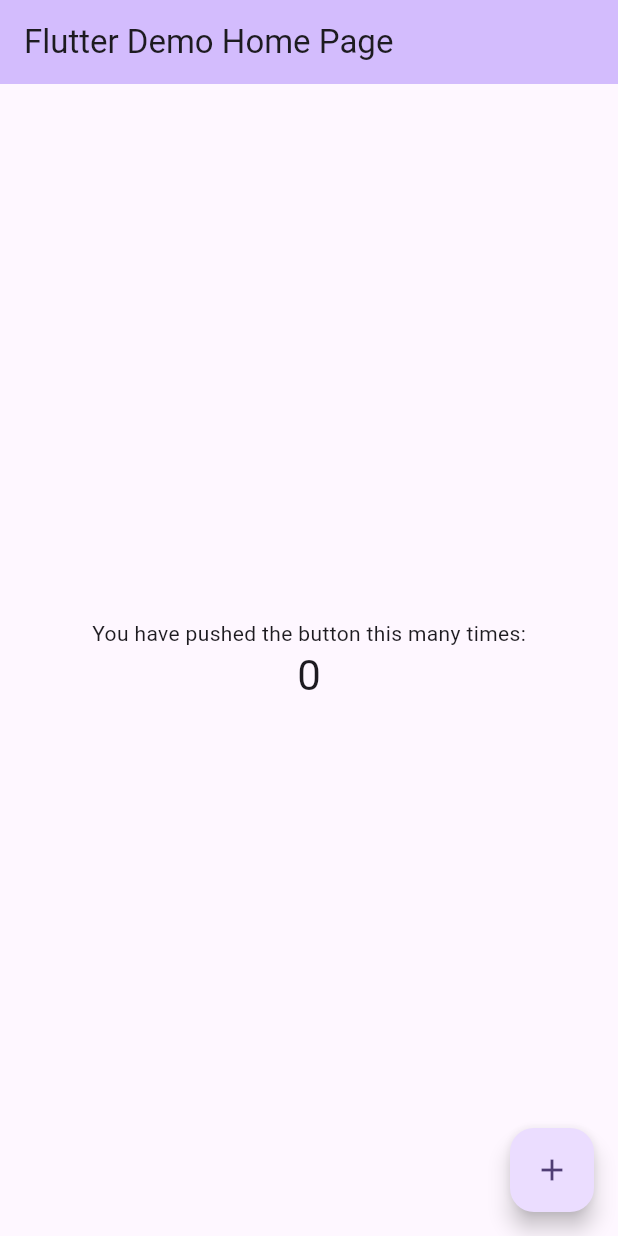
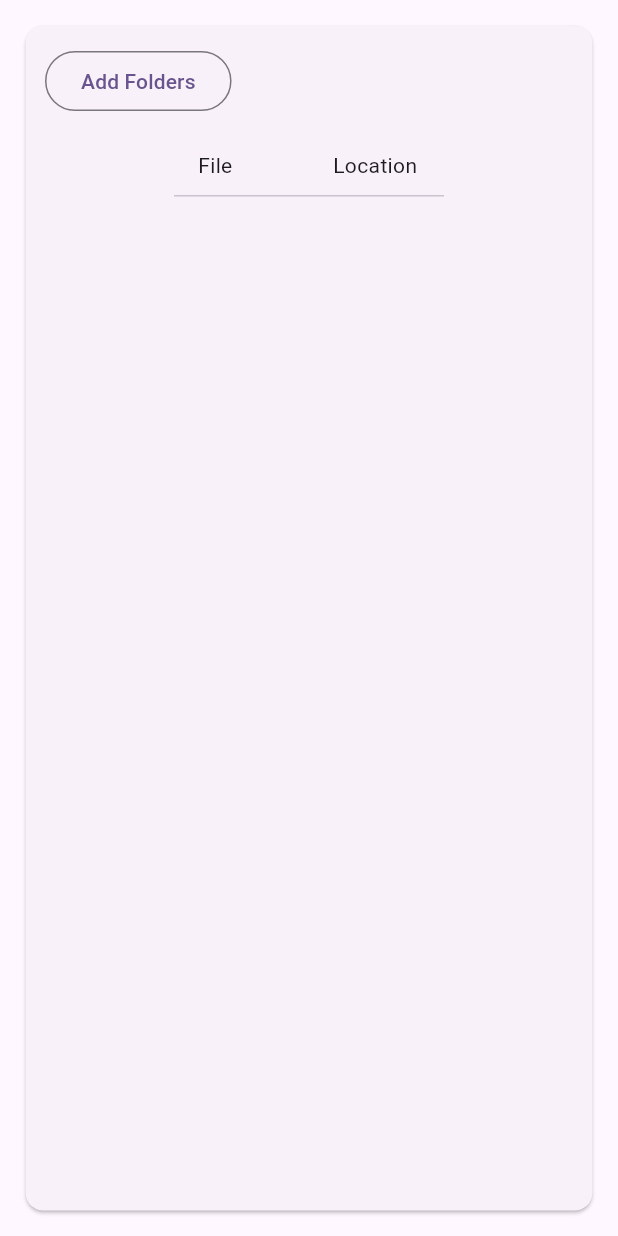
Before and after one commit to adbonnin/flutter_crc, a Flutter app: the screen it shows after launch, on a phone screen of 412 x 824 dp. Run offline on Flutter 3.47's test engine with Material 2 defaults, Android fonts, the light colour scheme and no system bars; drawn by our look-alikes of syncfusion_flutter_datagrid; our stand-ins replace material_symbols_icons; missing offline and left inert: file_selector.

Commit message:
:sparkles: Add button to add directory

```diff
--- a/lib/main.dart
+++ b/lib/main.dart
@@ -1,4 +1,5 @@
 import 'package:flutter/material.dart';
+import 'package:flutter_crc/src/features/crc/presentation/crc_screen.dart';
 
 void main() {
   runApp(const MyApp());
@@ -31,95 +32,7 @@ class MyApp extends StatelessWidget {
         colorScheme: ColorScheme.fromSeed(seedColor: Colors.deepPurple),
         useMaterial3: true,
       ),
-      home: const MyHomePage(title: 'Flutter Demo Home Page'),
+      home: const CrcScreen(),
     );
   }
 }
-
-class MyHomePage extends StatefulWidget {
-  const MyHomePage({super.key, required this.title});
-
-  // This widget is the home page of your application. It is stateful, meaning
-  // that it has a State object (defined below) that contains fields that affect
-  // how it looks.
-
-  // This class is the configuration for the state. It holds the values (in this
-  // case the title) provided by the parent (in this case the App widget) and
-  // used by the build method of the State. Fields in a Widget subclass are
-  // always marked "final".
-
-  final String title;
-
-  @override
-  State<MyHomePage> createState() => _MyHomePageState();
-}
-
-class _MyHomePageState extends State<MyHomePage> {
-  int _counter = 0;
-
-  void _incrementCounter() {
-    setState(() {
-      // This call to setState tells the Flutter framework that something has
-      // changed in this State, which causes it to rerun the build method below
-      // so that the display can reflect the updated values. If we changed
-      // _counter without calling setState(), then the build method would not be
-      // called again, and so nothing would appear to happen.
-      _counter++;
-    });
-  }
-
-  @override
-  Widget build(BuildContext context) {
-    // This method is rerun every time setState is called, for instance as done
-    // by the _incrementCounter method above.
-    //
-    // The Flutter framework has been optimized to make rerunning build methods
-    // fast, so that you can just rebuild anything that needs updating rather
-    // than having to individually change instances of widgets.
-    return Scaffold(
-      appBar: AppBar(
-        // TRY THIS: Try changing the color here to a specific color (to
-        // Colors.amber, perhaps?) and trigger a hot reload to see the AppBar
-        // change color while the other colors stay the same.
-        backgroundColor: Theme.of(context).colorScheme.inversePrimary,
-        // Here we take the value from the MyHomePage object that was created by
-        // the App.build method, and use it to set our appbar title.
-        title: Text(widget.title),
-      ),
-      body: Center(
-        // Center is a layout widget. It takes a single child and positions it
-        // in the middle of the parent.
-        child: Column(
-          // Column is also a layout widget. It takes a list of children and
-          // arranges them vertically. By default, it sizes itself to fit its
-          // children horizontally, and tries to be as tall as its parent.
-          //
-          // Column has various properties to control how it sizes itself and
-          // how it positions its children. Here we use mainAxisAlignment to
-          // center the children vertically; the main axis here is the vertical
-          // axis because Columns are vertical (the cross axis would be
-          // horizontal).
-          //
-          // TRY THIS: Invoke "debug painting" (choose the "Toggle Debug Paint"
-          // action in the IDE, or press "p" in the console), to see the
-          // wireframe for each widget.
-          mainAxisAlignment: MainAxisAlignment.center,
-          children: <Widget>[
-            const Text(
-              'You have pushed the button this many times:',
-            ),
-            Text(
-              '$_counter',
-              style: Theme.of(context).textTheme.headlineMedium,
-            ),
-          ],
-        ),
-      ),
-      floatingActionButton: FloatingActionButton(
-        onPressed: _incrementCounter,
-        tooltip: 'Increment',
-        child: const Icon(Icons.add),
-      ), // This trailing comma makes auto-formatting nicer for build methods.
-    );
-  }
-}
--- /dev/null
+++ b/lib/src/features/crc/presentation/crc_screen.dart
@@ -0,0 +1,77 @@
+import 'dart:io';
+
+import 'package:collection/collection.dart';
+import 'package:file_selector/file_selector.dart';
+import 'package:flutter/material.dart';
+import 'package:flutter_crc/src/features/crc/presentation/file_data_grid.dart';
+import 'package:flutter_crc/src/styles.dart';
+import 'package:flutter_crc/src/widgets/space.dart';
+
+class CrcScreen extends StatefulWidget {
+  const CrcScreen({Key? key}) : super(key: key);
+
+  @override
+  State<CrcScreen> createState() => _CrcScreenState();
+}
+
+class _CrcScreenState extends State<CrcScreen> {
+  var _files = <FileSystemEntity>[];
+
+  @override
+  Widget build(BuildContext context) {
+    return Scaffold(
+      body: Padding(
+        padding: const EdgeInsets.all(Insets.p13),
+        child: Card(
+          child: Padding(
+            padding: const EdgeInsets.all(Insets.p13),
+            child: Column(
+              children: [
+                Row(
+                  children: [
+                    OutlinedButton(
+                      onPressed: _onAddDirectoryPressed,
+                      child: const Text("Add Folders"),
+                    ),
+                  ],
+                ),
+                VSpace.p13,
+                Expanded(
+                  child: FileDataGrid(
+                    files: _files,
+                  ),
+                ),
+              ],
+            ),
+          ),
+        ),
+      ),
+    );
+  }
+
+  Future<void> _onAddDirectoryPressed() async {
+    final directoryPaths = (await getDirectoryPaths()) //
+        .whereNotNull();
+
+    if (directoryPaths.isEmpty) {
+      return;
+    }
+
+    final files = <FileSystemEntity>[];
+
+    for (final path in directoryPaths) {
+      final dir = Directory(path);
+
+      await for (final file in dir.list()) {
+        files.add(file);
+      }
+    }
+
+    setState(() {
+      _files = [
+        ..._files,
+        ...files,
+      ];
+    });
+  }
+}
--- /dev/null
+++ b/lib/src/features/crc/presentation/file_data_grid.dart
@@ -0,0 +1,138 @@
+import 'dart:io';
+
+import 'package:flutter/material.dart';
+import 'package:flutter_crc/src/styles.dart';
+import 'package:flutter_crc/src/widgets/space.dart';
+import 'package:material_symbols_icons/symbols.dart';
+import 'package:syncfusion_flutter_datagrid/datagrid.dart';
+import 'package:path/path.dart' as p;
+
+const _fileColumnName = 'file';
+const _parentColumnName = 'location';
+
+class FileDataGrid extends StatelessWidget {
+  const FileDataGrid({
+    Key? key,
+    required this.files,
+  }) : super(key: key);
+
+  final List<FileSystemEntity> files;
+
+  @override
+  Widget build(BuildContext context) {
+    return SfDataGrid(
+      rowHeight: Insets.p40,
+      headerRowHeight: Insets.p40,
+      source: FileDataGripSource(files),
+      columns: [
+        GridColumn(
+          columnName: _fileColumnName,
+          label: const _TextCell('File'),
+          columnWidthMode: ColumnWidthMode.fill,
+        ),
+        GridColumn(
+          columnName: _parentColumnName,
+          label: const _TextCell('Location'),
+          columnWidthMode: ColumnWidthMode.fitByCellValue,
+        ),
+      ],
+    );
+  }
+}
+
+class FileDataGripSource extends DataGridSource {
+  FileDataGripSource(List<FileSystemEntity> files) : rows = files.map(toDataGridRow).toList();
+
+  @override
+  final List<DataGridRow> rows;
+
+  @override
+  DataGridRowAdapter buildRow(DataGridRow row) {
+    final cells = row.getCells();
+
+    return DataGridRowAdapter(
+      cells: [
+        _FileCell(file: cells[0].value),
+        _TextCell((cells[1].value as Directory).path),
+      ],
+    );
+  }
+
+  static DataGridRow toDataGridRow(FileSystemEntity file) {
+    return DataGridRow(
+      cells: [
+        DataGridCell(
+          columnName: _fileColumnName,
+          value: file,
+        ),
+        DataGridCell(
+          columnName: _parentColumnName,
+          value: file.parent,
+        )
+      ],
+    );
+  }
+}
+
+class _Cell extends StatelessWidget {
+  const _Cell({
+    Key? key,
+    required this.child,
+  }) : super(key: key);
+
+  final Widget child;
+
+  @override
+  Widget build(BuildContext context) {
+    return Container(
+      padding: const EdgeInsets.only(left: Insets.p16),
+      alignment: Alignment.centerLeft,
+      child: child,
+    );
+  }
+}
+
+class _TextCell extends StatelessWidget {
+  const _TextCell(
+    this.value, {
+    Key? key,
+  }) : super(key: key);
+
+  final Object? value;
+
+  @override
+  Widget build(BuildContext context) {
+    return _Cell(
+      child: Text(value.toString()),
+    );
+  }
+}
+
+class _FileCell extends StatelessWidget {
+  const _FileCell({
+    Key? key,
+    required this.file,
+  }) : super(key: key);
+
+  final FileSystemEntity file;
+
+  @override
+  Widget build(BuildContext context) {
+    return _Cell(
+      child: Row(
+        children: [
+          Icon(file is Directory ? Symbols.folder : Symbols.draft),
+          HSpace.p13,
+          Expanded(
+            child: Text(
+              p.basename(file.path),
+              overflow: TextOverflow.fade,
+              softWrap: false,
+              maxLines: 1,
+            ),
+          ),
+        ],
+      ),
+    );
+  }
+}
--- /dev/null
+++ b/lib/src/styles.dart
@@ -0,0 +1,9 @@
+class Insets {
+  Insets._();
+
+  static const p4 = 4.0;
+  static const p8 = 8.0;
+  static const p13 = 13.0;
+  static const p16 = 16.0;
+  static const p40 = 40.0;
+}
--- a/pubspec.yaml
+++ b/pubspec.yaml
@@ -35,6 +35,11 @@ dependencies:
   # The following adds the Cupertino Icons font to your application.
   # Use with the CupertinoIcons class for iOS style icons.
   cupertino_icons: ^1.0.2
+  syncfusion_flutter_datagrid: ^21.2.5
+  file_selector: ^0.9.3
+  collection: ^1.17.1
+  material_symbols_icons: ^4.39.5
+  path: ^1.8.3
 
 dev_dependencies:
   flutter_test:
```
Also changed, not shown: lib/src/widgets/space.dart (added, +30 -0 lines), pubspec.lock, 5 other files.
